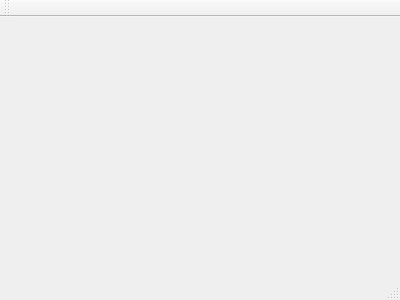
Qt form 2S/PersonalHomework/github/github.ui (kivi239/Homeworks) before a commit.
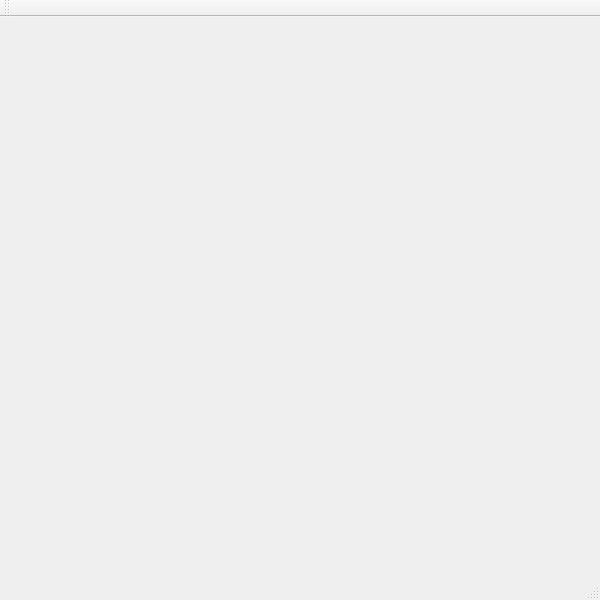
The same form after that commit.

Diff of the .ui file:
```diff
--- a/2S/PersonalHomework/github/github.ui
+++ b/2S/PersonalHomework/github/github.ui
@@ -1,24 +1,78 @@
 <ui version="4.0">
  <class>Github</class>
- <widget class="QMainWindow" name="Github" >
-  <property name="geometry" >
+ <widget class="QMainWindow" name="Github">
+  <property name="enabled">
+   <bool>true</bool>
+  </property>
+  <property name="geometry">
    <rect>
     <x>0</x>
     <y>0</y>
-    <width>400</width>
-    <height>300</height>
+    <width>600</width>
+    <height>600</height>
    </rect>
   </property>
-  <property name="windowTitle" >
+  <property name="minimumSize">
+   <size>
+    <width>600</width>
+    <height>600</height>
+   </size>
+  </property>
+  <property name="maximumSize">
+   <size>
+    <width>600</width>
+    <height>653</height>
+   </size>
+  </property>
+  <property name="windowTitle">
    <string>Github</string>
   </property>
-  <widget class="QMenuBar" name="menuBar" />
-  <widget class="QToolBar" name="mainToolBar" />
-  <widget class="QWidget" name="centralWidget" />
-  <widget class="QStatusBar" name="statusBar" />
+  <widget class="QWidget" name="centralWidget">
+   <property name="minimumSize">
+    <size>
+     <width>600</width>
+     <height>600</height>
+    </size>
+   </property>
+   <property name="maximumSize">
+    <size>
+     <width>600</width>
+     <height>600</height>
+    </size>
+   </property>
+   <widget class="QWidget" name="gridLayoutWidget">
+    <property name="geometry">
+     <rect>
+      <x>10</x>
+      <y>10</y>
+      <width>581</width>
+      <height>541</height>
+     </rect>
+    </property>
+    <layout class="QGridLayout" name="gridLayout"/>
+   </widget>
+  </widget>
+  <widget class="QMenuBar" name="menuBar">
+   <property name="geometry">
+    <rect>
+     <x>0</x>
+     <y>0</y>
+     <width>600</width>
+     <height>21</height>
+    </rect>
+   </property>
+  </widget>
+  <widget class="QToolBar" name="mainToolBar">
+   <attribute name="toolBarArea">
+    <enum>TopToolBarArea</enum>
+   </attribute>
+   <attribute name="toolBarBreak">
+    <bool>false</bool>
+   </attribute>
+  </widget>
+  <widget class="QStatusBar" name="statusBar"/>
  </widget>
- <layoutDefault spacing="6" margin="11" />
- <pixmapfunction></pixmapfunction>
+ <layoutdefault spacing="6" margin="11"/>
  <resources/>
  <connections/>
 </ui>
```
Left out of the diff: 1 changed line with no effect on the pictures.
